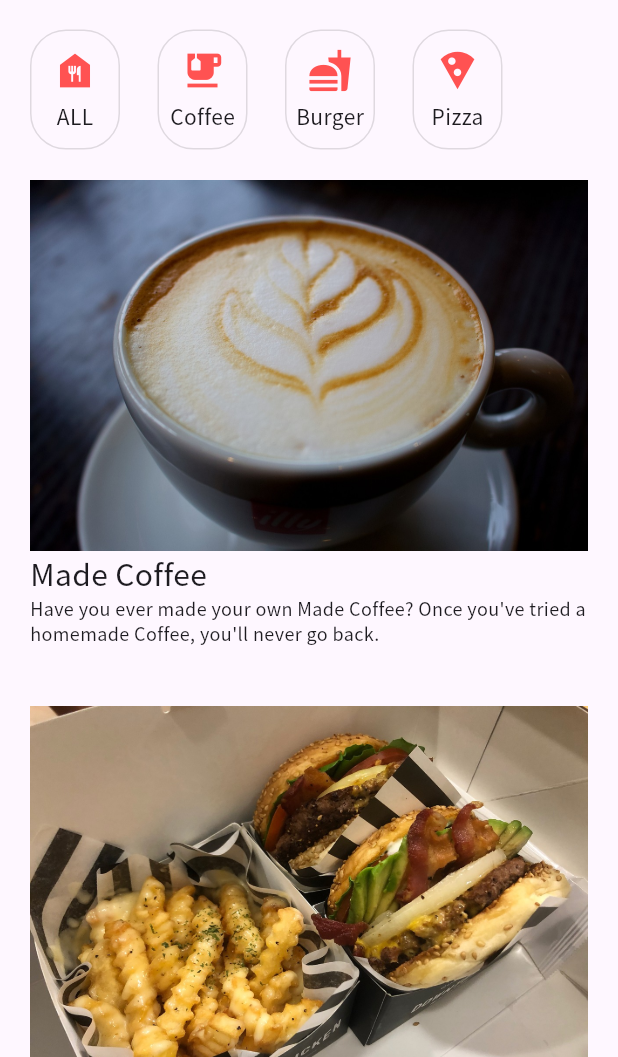
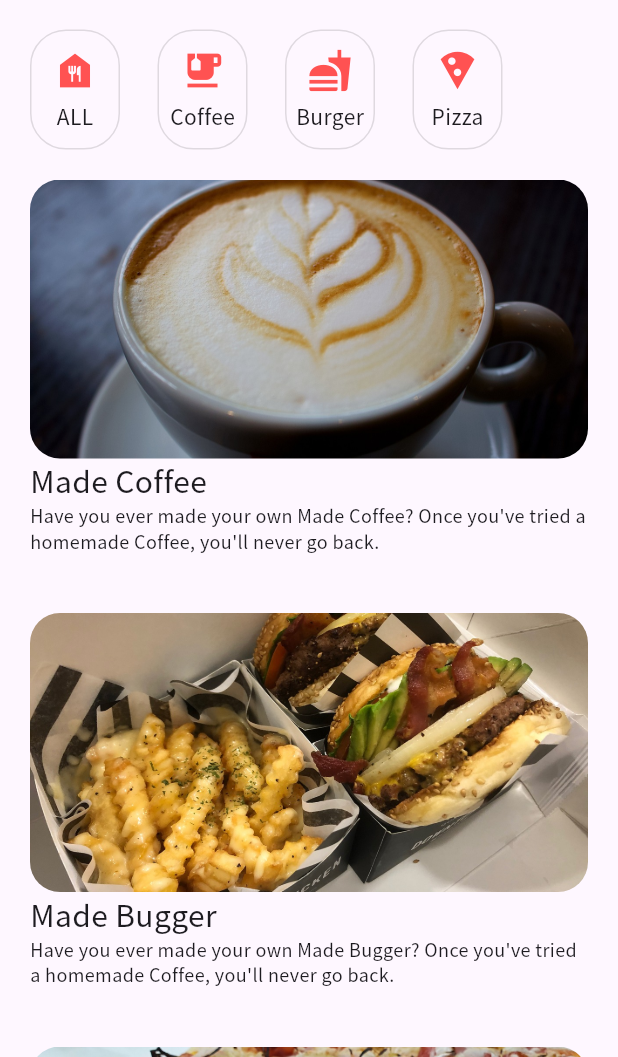
Before and after one commit to hippieperm/flutter_recipe_app, a Flutter app: the screen it shows after launch, on a phone screen of 412 x 824 dp, the part 179-1236 px from its top. Run offline on Flutter 3.47's test engine with Material 3 defaults, Android fonts, the phone set to English and light mode, and no system bars.

Commit message:
레시피 리스트 아이템 수정: RecipeListItem 클래스에서 이미지 표시 방식을 개선하여 비율을 조정하고, 이미지에 둥근 모서리를 추가함

```diff
--- a/lib/recipe_list_item.dart
+++ b/lib/recipe_list_item.dart
@@ -17,7 +17,16 @@ class RecipeListItem extends StatelessWidget {
       child: Column(
         crossAxisAlignment: CrossAxisAlignment.start,
         children: [
-          Image.asset(path),
+          AspectRatio(
+            aspectRatio: 2 / 1,
+            child: ClipRRect(
+              borderRadius: BorderRadius.circular(20),
+              child: Image.asset(
+                path,
+                fit: BoxFit.cover,
+              ),
+            ),
+          ),
           Text(
             title,
             style: TextStyle(fontSize: 20),
```
